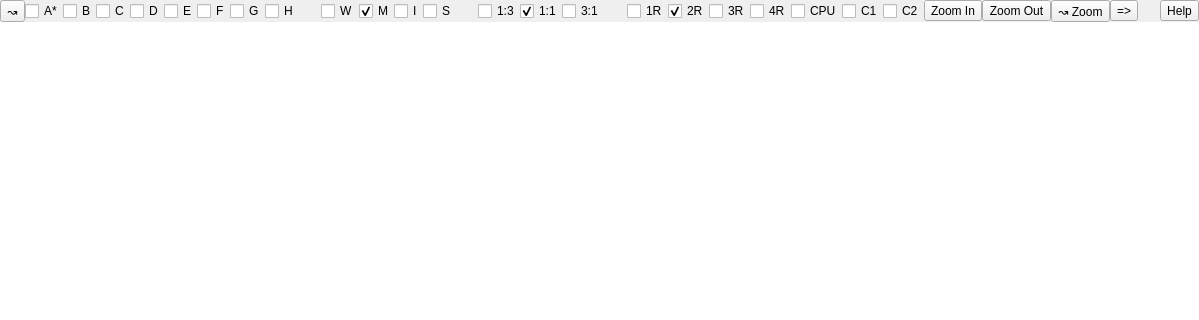
The window that Qt/qt4_mixer_widget.ui (kmatheussen/radium) describes before a commit, drawn with Qt 5; both pictures show x 0 to 1199 and y 0 to 320 of the 1199 by 491 pixel window.
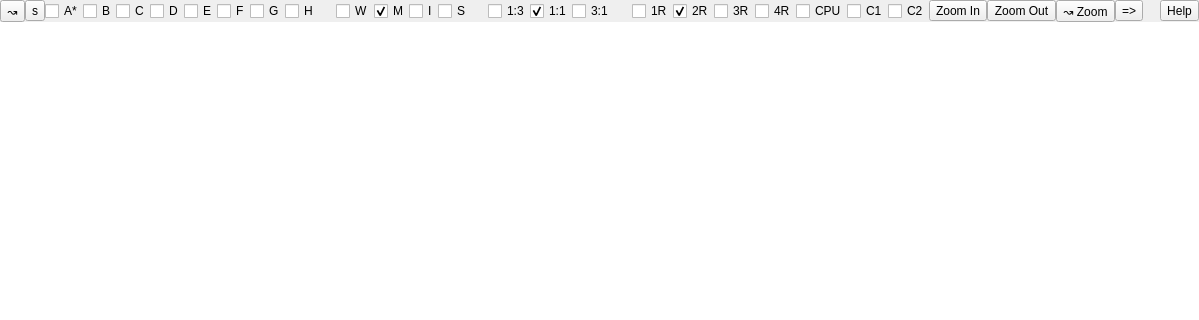
The same window after the commit.

```diff
--- a/Qt/qt4_mixer_widget.ui
+++ b/Qt/qt4_mixer_widget.ui
@@ -63,6 +63,16 @@
         </property>
        </widget>
       </item>
+      <item>
+       <widget class="QToolButton" name="ab_settings_button">
+        <property name="toolTip">
+         <string>Configure A/B settings</string>
+        </property>
+        <property name="text">
+         <string>s</string>
+        </property>
+       </widget>
+      </item>
       <item>
        <widget class="QCheckBox" name="ab_a">
         <property name="toolTip">
```
Left out of the diff: 2 changed lines with no effect on the pictures.
